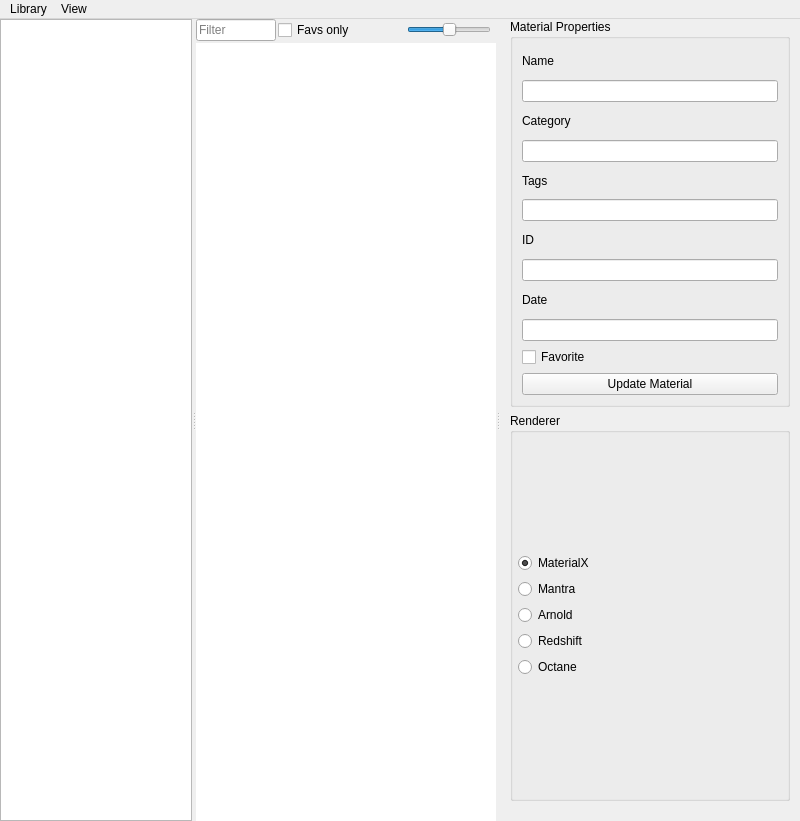
This is scripts/python/matlib/ui/matlib.ui in eglaubauf/egMatLib as Qt 5 draws it before an edit. The edited form follows.
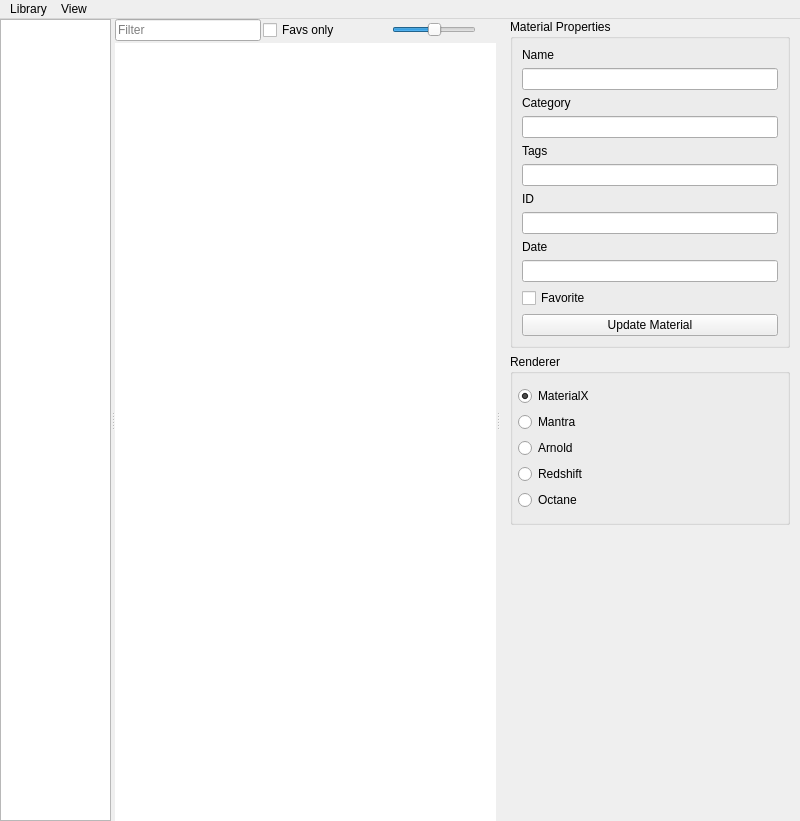
This is the edited form. Custom widgets are drawn as their Qt base class.

Patch:
```diff
--- a/scripts/python/matlib/ui/matlib.ui
+++ b/scripts/python/matlib/ui/matlib.ui
@@ -94,7 +94,7 @@
         <enum>QFrame::Sunken</enum>
        </property>
        <property name="sizeAdjustPolicy">
-        <enum>QAbstractScrollArea::AdjustIgnored</enum>
+        <enum>QAbstractScrollArea::AdjustToContents</enum>
        </property>
        <property name="editTriggers">
         <set>QAbstractItemView::NoEditTriggers</set>
@@ -220,15 +220,15 @@
           <item>
            <spacer name="horizontalSpacer_2">
             <property name="orientation">
-             <enum>Qt::Vertical</enum>
+             <enum>Qt::Horizontal</enum>
             </property>
             <property name="sizeType">
              <enum>QSizePolicy::Fixed</enum>
             </property>
             <property name="sizeHint" stdset="0">
              <size>
-              <width>5</width>
-              <height>20</height>
+              <width>20</width>
+              <height>5</height>
              </size>
             </property>
            </spacer>
@@ -255,11 +255,14 @@
           <property name="frameShape">
            <enum>QFrame::NoFrame</enum>
           </property>
+          <property name="frameShadow">
+           <enum>QFrame::Plain</enum>
+          </property>
           <property name="lineWidth">
            <number>2</number>
           </property>
           <property name="sizeAdjustPolicy">
-           <enum>QAbstractScrollArea::AdjustIgnored</enum>
+           <enum>QAbstractScrollArea::AdjustToContents</enum>
           </property>
           <property name="autoScrollMargin">
            <number>5</number>
@@ -316,7 +319,7 @@
            </size>
           </property>
           <property name="viewMode">
-           <enum>QListView::ListMode</enum>
+           <enum>QListView::IconMode</enum>
           </property>
           <property name="uniformItemSizes">
            <bool>true</bool>
@@ -324,6 +327,12 @@
           <property name="wordWrap">
            <bool>true</bool>
           </property>
+          <property name="selectionRectVisible">
+           <bool>true</bool>
+          </property>
+          <property name="itemAlignment">
+           <set>Qt::AlignCenter</set>
+          </property>
          </widget>
         </item>
        </layout>
@@ -416,6 +425,12 @@
             </property>
             <item>
              <widget class="QGroupBox" name="groupBox_2">
+              <property name="sizePolicy">
+               <sizepolicy hsizetype="MinimumExpanding" vsizetype="Preferred">
+                <horstretch>0</horstretch>
+                <verstretch>0</verstretch>
+               </sizepolicy>
+              </property>
               <property name="title">
                <string>Material Properties</string>
               </property>
@@ -544,11 +559,17 @@
             <item>
              <widget class="QGroupBox" name="groupBox">
               <property name="sizePolicy">
-               <sizepolicy hsizetype="MinimumExpanding" vsizetype="Minimum">
+               <sizepolicy hsizetype="Minimum" vsizetype="Minimum">
                 <horstretch>0</horstretch>
                 <verstretch>0</verstretch>
                </sizepolicy>
               </property>
+              <property name="maximumSize">
+               <size>
+                <width>16777215</width>
+                <height>16777215</height>
+               </size>
+              </property>
               <property name="acceptDrops">
                <bool>false</bool>
               </property>
@@ -658,12 +679,12 @@
                <enum>Qt::Vertical</enum>
               </property>
               <property name="sizeType">
-               <enum>QSizePolicy::Fixed</enum>
+               <enum>QSizePolicy::MinimumExpanding</enum>
               </property>
               <property name="sizeHint" stdset="0">
                <size>
                 <width>80</width>
-                <height>20</height>
+                <height>80</height>
                </size>
               </property>
              </spacer>
```
Left out of the diff: 27 changed lines with no effect on the pictures.
